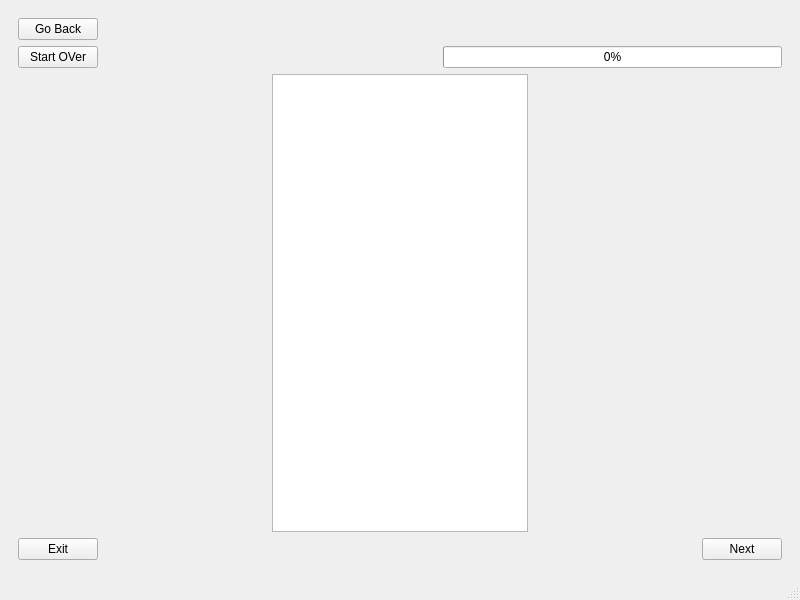
This is card_bank.ui in MitchellMcDuff/Card_Bank as Qt 5 draws it before an edit. The edited form follows.
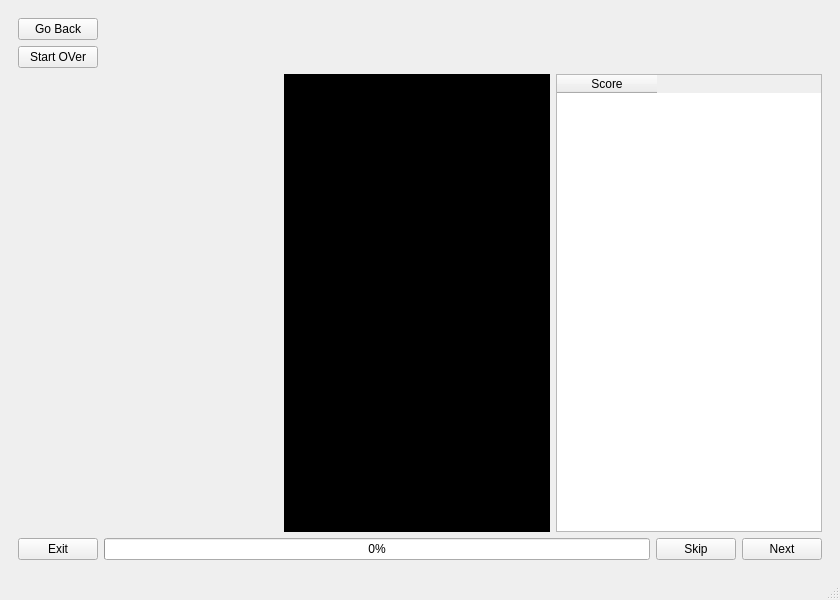
This is the edited form. The open tabs and pages were chosen to show the change.

Diff of the .ui file:
```diff
--- a/card_bank.ui
+++ b/card_bank.ui
@@ -6,7 +6,7 @@
    <rect>
     <x>0</x>
     <y>0</y>
-    <width>800</width>
+    <width>840</width>
     <height>600</height>
    </rect>
   </property>
@@ -105,7 +105,7 @@
               </property>
              </widget>
             </item>
-            <item row="2" column="1">
+            <item row="1" column="1">
              <spacer name="horizontalSpacer_2">
               <property name="orientation">
                <enum>Qt::Horizontal</enum>
@@ -118,19 +118,428 @@
               </property>
              </spacer>
             </item>
-            <item row="2" column="2">
-             <widget class="QProgressBar" name="progressBar">
-              <property name="value">
-               <number>0</number>
-              </property>
-             </widget>
-            </item>
            </layout>
           </item>
           <item>
            <layout class="QGridLayout" name="topButtonsGridLayout">
             <item row="0" column="1">
-             <widget class="QTextBrowser" name="textBrowser"/>
+             <widget class="QTextBrowser" name="textBrowser">
+              <property name="palette">
+               <palette>
+                <active>
+                 <colorrole role="WindowText">
+                  <brush brushstyle="SolidPattern">
+                   <color alpha="255">
+                    <red>255</red>
+                    <green>255</green>
+                    <blue>255</blue>
+                   </color>
+                  </brush>
+                 </colorrole>
+                 <colorrole role="Button">
+                  <brush brushstyle="SolidPattern">
+                   <color alpha="255">
+                    <red>0</red>
+                    <green>0</green>
+                    <blue>0</blue>
+                   </color>
+                  </brush>
+                 </colorrole>
+                 <colorrole role="Light">
+                  <brush brushstyle="SolidPattern">
+                   <color alpha="255">
+                    <red>0</red>
+                    <green>0</green>
+                    <blue>0</blue>
+                   </color>
+                  </brush>
+                 </colorrole>
+                 <colorrole role="Midlight">
+                  <brush brushstyle="SolidPattern">
+                   <color alpha="255">
+                    <red>0</red>
+                    <green>0</green>
+                    <blue>0</blue>
+                   </color>
+                  </brush>
+                 </colorrole>
+                 <colorrole role="Dark">
+                  <brush brushstyle="SolidPattern">
+                   <color alpha="255">
+                    <red>0</red>
+                    <green>0</green>
+                    <blue>0</blue>
+                   </color>
+                  </brush>
+                 </colorrole>
+                 <colorrole role="Mid">
+                  <brush brushstyle="SolidPattern">
+                   <color alpha="255">
+                    <red>0</red>
+                    <green>0</green>
+                    <blue>0</blue>
+                   </color>
+                  </brush>
+                 </colorrole>
+                 <colorrole role="Text">
+                  <brush brushstyle="SolidPattern">
+                   <color alpha="255">
+                    <red>255</red>
+                    <green>255</green>
+                    <blue>255</blue>
+                   </color>
+                  </brush>
+                 </colorrole>
+                 <colorrole role="BrightText">
+                  <brush brushstyle="SolidPattern">
+                   <color alpha="255">
+                    <red>255</red>
+                    <green>255</green>
+                    <blue>255</blue>
+                   </color>
+                  </brush>
+                 </colorrole>
+                 <colorrole role="ButtonText">
+                  <brush brushstyle="SolidPattern">
+                   <color alpha="255">
+                    <red>255</red>
+                    <green>255</green>
+                    <blue>255</blue>
+                   </color>
+                  </brush>
+                 </colorrole>
+                 <colorrole role="Base">
+                  <brush brushstyle="SolidPattern">
+                   <color alpha="255">
+                    <red>0</red>
+                    <green>0</green>
+                    <blue>0</blue>
+                   </color>
+                  </brush>
+                 </colorrole>
+                 <colorrole role="Window">
+                  <brush brushstyle="SolidPattern">
+                   <color alpha="255">
+                    <red>0</red>
+                    <green>0</green>
+                    <blue>0</blue>
+                   </color>
+                  </brush>
+                 </colorrole>
+                 <colorrole role="Shadow">
+                  <brush brushstyle="SolidPattern">
+                   <color alpha="255">
+                    <red>0</red>
+                    <green>0</green>
+                    <blue>0</blue>
+                   </color>
+                  </brush>
+                 </colorrole>
+                 <colorrole role="AlternateBase">
+                  <brush brushstyle="SolidPattern">
+                   <color alpha="255">
+                    <red>0</red>
+                    <green>0</green>
+                    <blue>0</blue>
+                   </color>
+                  </brush>
+                 </colorrole>
+                 <colorrole role="ToolTipBase">
+                  <brush brushstyle="SolidPattern">
+                   <color alpha="255">
+                    <red>255</red>
+                    <green>255</green>
+                    <blue>220</blue>
+                   </color>
+                  </brush>
+                 </colorrole>
+                 <colorrole role="ToolTipText">
+                  <brush brushstyle="SolidPattern">
+                   <color alpha="255">
+                    <red>0</red>
+                    <green>0</green>
+                    <blue>0</blue>
+                   </color>
+                  </brush>
+                 </colorrole>
+                </active>
+                <inactive>
+                 <colorrole role="WindowText">
+                  <brush brushstyle="SolidPattern">
+                   <color alpha="255">
+                    <red>255</red>
+                    <green>255</green>
+                    <blue>255</blue>
+                   </color>
+                  </brush>
+                 </colorrole>
+                 <colorrole role="Button">
+                  <brush brushstyle="SolidPattern">
+                   <color alpha="255">
+                    <red>0</red>
+                    <green>0</green>
+                    <blue>0</blue>
+                   </color>
+                  </brush>
+                 </colorrole>
+                 <colorrole role="Light">
+                  <brush brushstyle="SolidPattern">
+                   <color alpha="255">
+                    <red>0</red>
+                    <green>0</green>
+                    <blue>0</blue>
+                   </color>
+                  </brush>
+                 </colorrole>
+                 <colorrole role="Midlight">
+                  <brush brushstyle="SolidPattern">
+                   <color alpha="255">
+                    <red>0</red>
+                    <green>0</green>
+                    <blue>0</blue>
+                   </color>
+                  </brush>
+                 </colorrole>
+                 <colorrole role="Dark">
+                  <brush brushstyle="SolidPattern">
+                   <color alpha="255">
+                    <red>0</red>
+                    <green>0</green>
+                    <blue>0</blue>
+                   </color>
+                  </brush>
+                 </colorrole>
+                 <colorrole role="Mid">
+                  <brush brushstyle="SolidPattern">
+                   <color alpha="255">
+                    <red>0</red>
+                    <green>0</green>
+                    <blue>0</blue>
+                   </color>
+                  </brush>
+                 </colorrole>
+                 <colorrole role="Text">
+                  <brush brushstyle="SolidPattern">
+                   <color alpha="255">
+                    <red>255</red>
+                    <green>255</green>
+                    <blue>255</blue>
+                   </color>
+                  </brush>
+                 </colorrole>
+                 <colorrole role="BrightText">
+                  <brush brushstyle="SolidPattern">
+                   <color alpha="255">
+                    <red>255</red>
+                    <green>255</green>
+                    <blue>255</blue>
+                   </color>
+                  </brush>
+                 </colorrole>
+                 <colorrole role="ButtonText">
+                  <brush brushstyle="SolidPattern">
+                   <color alpha="255">
+                    <red>255</red>
+                    <green>255</green>
+                    <blue>255</blue>
+                   </color>
+                  </brush>
+                 </colorrole>
+                 <colorrole role="Base">
+                  <brush brushstyle="SolidPattern">
+                   <color alpha="255">
+                    <red>0</red>
+                    <green>0</green>
+                    <blue>0</blue>
+                   </color>
+                  </brush>
+                 </colorrole>
+                 <colorrole role="Window">
+                  <brush brushstyle="SolidPattern">
+                   <color alpha="255">
+                    <red>0</red>
+                    <green>0</green>
+                    <blue>0</blue>
+                   </color>
+                  </brush>
+                 </colorrole>
+                 <colorrole role="Shadow">
+                  <brush brushstyle="SolidPattern">
+                   <color alpha="255">
+                    <red>0</red>
+                    <green>0</green>
+                    <blue>0</blue>
+                   </color>
+                  </brush>
+                 </colorrole>
+                 <colorrole role="AlternateBase">
+                  <brush brushstyle="SolidPattern">
+                   <color alpha="255">
+                    <red>0</red>
+                    <green>0</green>
+                    <blue>0</blue>
+                   </color>
+                  </brush>
+                 </colorrole>
+                 <colorrole role="ToolTipBase">
+                  <brush brushstyle="SolidPattern">
+                   <color alpha="255">
+                    <red>255</red>
+                    <green>255</green>
+                    <blue>220</blue>
+                   </color>
+                  </brush>
+                 </colorrole>
+                 <colorrole role="ToolTipText">
+                  <brush brushstyle="SolidPattern">
+                   <color alpha="255">
+                    <red>0</red>
+                    <green>0</green>
+                    <blue>0</blue>
+                   </color>
+                  </brush>
+                 </colorrole>
+                </inactive>
+                <disabled>
+                 <colorrole role="WindowText">
+                  <brush brushstyle="SolidPattern">
+                   <color alpha="255">
+                    <red>0</red>
+                    <green>0</green>
+                    <blue>0</blue>
+                   </color>
+                  </brush>
+                 </colorrole>
+                 <colorrole role="Button">
+                  <brush brushstyle="SolidPattern">
+                   <color alpha="255">
+                    <red>0</red>
+                    <green>0</green>
+                    <blue>0</blue>
+                   </color>
+                  </brush>
+                 </colorrole>
+                 <colorrole role="Light">
+                  <brush brushstyle="SolidPattern">
+                   <color alpha="255">
+                    <red>0</red>
+                    <green>0</green>
+                    <blue>0</blue>
+                   </color>
+                  </brush>
+                 </colorrole>
+                 <colorrole role="Midlight">
+                  <brush brushstyle="SolidPattern">
+                   <color alpha="255">
+                    <red>0</red>
+                    <green>0</green>
+                    <blue>0</blue>
+                   </color>
+                  </brush>
+                 </colorrole>
+                 <colorrole role="Dark">
+                  <brush brushstyle="SolidPattern">
+                   <color alpha="255">
+                    <red>0</red>
+                    <green>0</green>
+                    <blue>0</blue>
+                   </color>
+                  </brush>
+                 </colorrole>
+                 <colorrole role="Mid">
+                  <brush brushstyle="SolidPattern">
+                   <color alpha="255">
+                    <red>0</red>
+                    <green>0</green>
+                    <blue>0</blue>
+                   </color>
+                  </brush>
+                 </colorrole>
+                 <colorrole role="Text">
+                  <brush brushstyle="SolidPattern">
+                   <color alpha="255">
+                    <red>0</red>
+                    <green>0</green>
+                    <blue>0</blue>
+                   </color>
+                  </brush>
+                 </colorrole>
+                 <colorrole role="BrightText">
+                  <brush brushstyle="SolidPattern">
+                   <color alpha="255">
+                    <red>255</red>
+                    <green>255</green>
+                    <blue>255</blue>
+                   </color>
+                  </brush>
+                 </colorrole>
+                 <colorrole role="ButtonText">
+                  <brush brushstyle="SolidPattern">
+                   <color alpha="255">
+                    <red>0</red>
+                    <green>0</green>
+                    <blue>0</blue>
+                   </color>
+                  </brush>
+                 </colorrole>
+                 <colorrole role="Base">
+                  <brush brushstyle="SolidPattern">
+                   <color alpha="255">
+                    <red>0</red>
+                    <green>0</green>
+                    <blue>0</blue>
+                   </color>
+                  </brush>
+                 </colorrole>
+                 <colorrole role="Window">
+                  <brush brushstyle="SolidPattern">
+                   <color alpha="255">
+                    <red>0</red>
+                    <green>0</green>
+                    <blue>0</blue>
+                   </color>
+                  </brush>
+                 </colorrole>
+                 <colorrole role="Shadow">
+                  <brush brushstyle="SolidPattern">
+                   <color alpha="255">
+                    <red>0</red>
+                    <green>0</green>
+                    <blue>0</blue>
+                   </color>
+                  </brush>
+                 </colorrole>
+                 <colorrole role="AlternateBase">
+                  <brush brushstyle="SolidPattern">
+                   <color alpha="255">
+                    <red>0</red>
+                    <green>0</green>
+                    <blue>0</blue>
+                   </color>
+                  </brush>
+                 </colorrole>
+                 <colorrole role="ToolTipBase">
+                  <brush brushstyle="SolidPattern">
+                   <color alpha="255">
+                    <red>255</red>
+                    <green>255</green>
+                    <blue>220</blue>
+                   </color>
+                  </brush>
+                 </colorrole>
+                 <colorrole role="ToolTipText">
+                  <brush brushstyle="SolidPattern">
+                   <color alpha="255">
+                    <red>0</red>
+                    <green>0</green>
+                    <blue>0</blue>
+                   </color>
+                  </brush>
+                 </colorrole>
+                </disabled>
+               </palette>
+              </property>
+             </widget>
             </item>
             <item row="0" column="0">
              <spacer name="horizontalSpacer">
@@ -146,23 +555,39 @@
              </spacer>
             </item>
             <item row="0" column="2">
-             <spacer name="horizontalSpacer_3">
-              <property name="orientation">
-               <enum>Qt::Horizontal</enum>
-              </property>
-              <property name="sizeHint" stdset="0">
-               <size>
-                <width>40</width>
-                <height>20</height>
-               </size>
-              </property>
-             </spacer>
+             <layout class="QVBoxLayout" name="verticalLayout_4">
+              <item>
+               <widget class="QTableWidget" name="scorBoardTableWidget">
+                <property name="editTriggers">
+                 <set>QAbstractItemView::NoEditTriggers</set>
+                </property>
+                <property name="selectionMode">
+                 <enum>QAbstractItemView::SingleSelection</enum>
+                </property>
+                <property name="selectionBehavior">
+                 <enum>QAbstractItemView::SelectItems</enum>
+                </property>
+                <column>
+                 <property name="text">
+                  <string>Score</string>
+                 </property>
+                </column>
+               </widget>
+              </item>
+             </layout>
             </item>
            </layout>
           </item>
           <item>
            <layout class="QGridLayout" name="playGameGridLayout">
             <item row="0" column="2">
+             <widget class="QPushButton" name="skipButton">
+              <property name="text">
+               <string>Skip</string>
+              </property>
+             </widget>
+            </item>
+            <item row="0" column="3">
              <widget class="QPushButton" name="nextButton">
               <property name="text">
                <string>Next</string>
@@ -177,17 +602,11 @@
              </widget>
             </item>
             <item row="0" column="1">
-             <spacer name="horizontalSpacer_4">
-              <property name="orientation">
-               <enum>Qt::Horizontal</enum>
+             <widget class="QProgressBar" name="progressBar">
+              <property name="value">
+               <number>0</number>
               </property>
-              <property name="sizeHint" stdset="0">
-               <size>
-                <width>40</width>
-                <height>20</height>
-               </size>
-              </property>
-             </spacer>
+             </widget>
             </item>
            </layout>
           </item>
```
Left out of the diff: 301 changed lines with no effect on the pictures.
